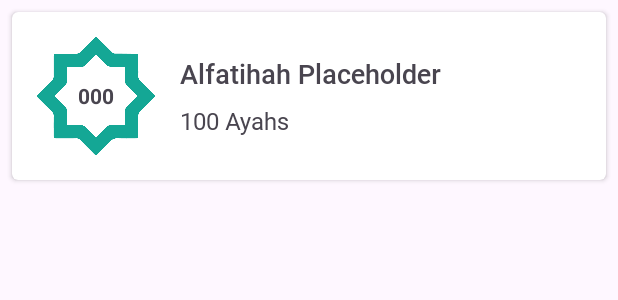
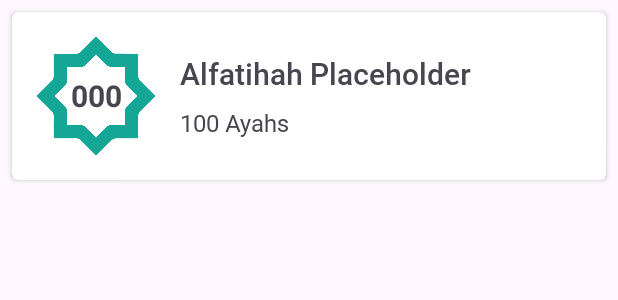
Before and after one commit to e-haikal/TahsinMQI_Android_App, an Android app: the layout item_surah_list.xml on its own in the app's theme, with its tools: preview values and no code run, on a phone screen of 412 x 824 dp. Shown: the top 300 px of the screen. Run offline under Robolectric (Android 15) with nearby library versions, the phone set to English and light mode, and no system bars.

Commit message:
fix(alquran-list): fixing overlapping alquran bottom navigation view

```diff
--- a/app/src/main/java/com/siaptekno/tahsinmqi/ui/alquran/AlquranAdapter.kt
+++ b/app/src/main/java/com/siaptekno/tahsinmqi/ui/alquran/AlquranAdapter.kt
@@ -14,6 +14,7 @@ class AlquranAdapter(private val listSurah: List<DataItem>, private val onItemCl
     inner class SurahViewHolder(view: View) : RecyclerView.ViewHolder(view) {
         private val binding = ItemSurahListBinding.bind(view)
         fun bind(dataItem: DataItem) {
+            binding.tvSurahNumber.text = dataItem.number.toString()
             binding.tvSurahName.text = dataItem.name.transliteration.id
             binding.tvSurahTotalVerse.text = "${dataItem.numberOfVerses} ayat"
             itemView.setOnClickListener { onItemClick(dataItem) }
--- a/app/src/main/res/layout/fragment_surah_list.xml
+++ b/app/src/main/res/layout/fragment_surah_list.xml
@@ -21,7 +21,7 @@
         android:layout_width="match_parent"
         android:layout_height="?attr/actionBarSize"
         android:orientation="horizontal"
-        app:layout_constraintGuide_begin="66dp" />
+        app:layout_constraintGuide_begin="67dp" />
 
     <androidx.recyclerview.widget.RecyclerView
         android:id="@+id/rv_detail_surah"
@@ -29,6 +29,8 @@
         android:layout_height="wrap_content"
         android:layout_marginHorizontal="@dimen/margin_medium"
         app:layout_constraintVertical_bias="0"
+        android:clipToPadding="false"
+        android:paddingBottom="160dp"
         app:layout_constraintStart_toStartOf="parent"
         app:layout_constraintEnd_toEndOf="parent"
         app:layout_constraintTop_toBottomOf="@id/guideline"
--- a/app/src/main/res/layout/item_surah_list.xml
+++ b/app/src/main/res/layout/item_surah_list.xml
@@ -23,7 +23,7 @@
             android:gravity="center_vertical"
             android:textAlignment="center"
             android:text="@string/placeholder_surah_number"
-            android:textSize="@dimen/text_size_caption"
+            android:textSize="@dimen/text_size_heading_medium"
             android:background="@drawable/img_number_bg"
             android:textStyle="bold" />
 
@@ -40,7 +40,7 @@
                 android:layout_height="wrap_content"
                 android:text="@string/placeholder_surah_name"
                 android:fontFamily="@font/roboto_medium"
-                android:textSize="@dimen/text_size_heading_small" />
+                android:textSize="@dimen/text_size_heading_medium" />
 
             <TextView
                 android:id="@+id/tv_surah_total_verse"
```
